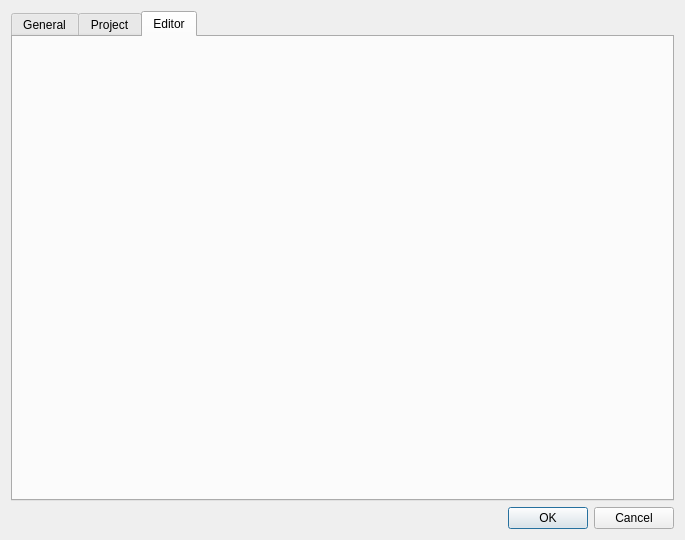
First picture: the form in configs/configdialog.ui, repository NovelLab/sms-editor1, before the edit.
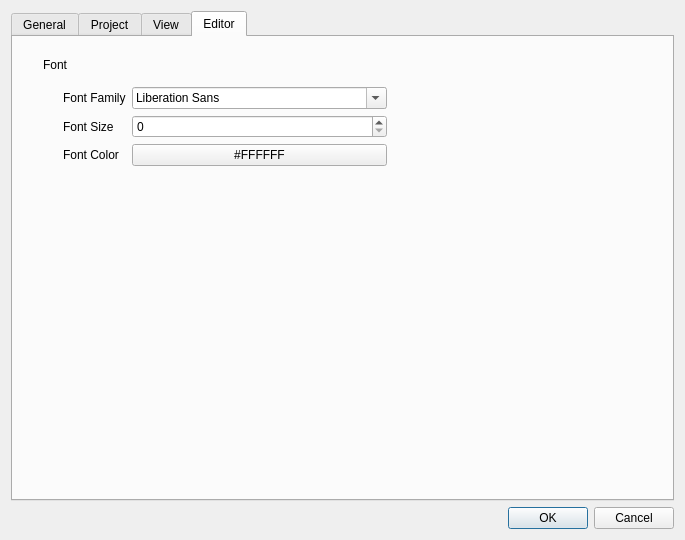
Second picture: the form after the edit. The open tabs and pages were chosen to show the change.

Commit message: Add: config ui for view and editor.

Diff of the .ui file:
```diff
--- a/configs/configdialog.ui
+++ b/configs/configdialog.ui
@@ -94,10 +94,127 @@
        <string>Project</string>
       </attribute>
      </widget>
+     <widget class="QWidget" name="tabView">
+      <attribute name="title">
+       <string>View</string>
+      </attribute>
+      <widget class="QLabel" name="label_9">
+       <property name="geometry">
+        <rect>
+         <x>50</x>
+         <y>30</y>
+         <width>101</width>
+         <height>16</height>
+        </rect>
+       </property>
+       <property name="text">
+        <string>Background</string>
+       </property>
+      </widget>
+      <widget class="QWidget" name="formLayoutWidget_3">
+       <property name="geometry">
+        <rect>
+         <x>60</x>
+         <y>70</y>
+         <width>160</width>
+         <height>80</height>
+        </rect>
+       </property>
+       <layout class="QFormLayout" name="formLayout_3">
+        <item row="0" column="0">
+         <widget class="QLabel" name="label_10">
+          <property name="text">
+           <string>Color</string>
+          </property>
+         </widget>
+        </item>
+        <item row="0" column="1">
+         <widget class="QPushButton" name="btnViewBgColor">
+          <property name="text">
+           <string>#FFFFFF</string>
+          </property>
+         </widget>
+        </item>
+        <item row="1" column="0">
+         <widget class="QLabel" name="label_11">
+          <property name="text">
+           <string>Image</string>
+          </property>
+         </widget>
+        </item>
+        <item row="1" column="1">
+         <widget class="QPushButton" name="btnViewImage">
+          <property name="text">
+           <string>CorkBoard</string>
+          </property>
+         </widget>
+        </item>
+       </layout>
+      </widget>
+     </widget>
      <widget class="QWidget" name="tabEditor">
       <attribute name="title">
        <string>Editor</string>
       </attribute>
+      <widget class="QLabel" name="label_5">
+       <property name="geometry">
+        <rect>
+         <x>30</x>
+         <y>20</y>
+         <width>69</width>
+         <height>16</height>
+        </rect>
+       </property>
+       <property name="text">
+        <string>Font</string>
+       </property>
+      </widget>
+      <widget class="QWidget" name="formLayoutWidget_2">
+       <property name="geometry">
+        <rect>
+         <x>50</x>
+         <y>50</y>
+         <width>324</width>
+         <height>87</height>
+        </rect>
+       </property>
+       <layout class="QFormLayout" name="formLayout_2">
+        <item row="0" column="0">
+         <widget class="QLabel" name="label_6">
+          <property name="text">
+           <string>Font Family</string>
+          </property>
+         </widget>
+        </item>
+        <item row="0" column="1">
+         <widget class="QFontComboBox" name="cmbBoxEditorFontFamily"/>
+        </item>
+        <item row="1" column="0">
+         <widget class="QLabel" name="label_7">
+          <property name="text">
+           <string>Font Size</string>
+          </property>
+         </widget>
+        </item>
+        <item row="1" column="1">
+         <widget class="QSpinBox" name="spinBoxEditorFontSize"/>
+        </item>
+        <item row="2" column="0">
+         <widget class="QLabel" name="label_8">
+          <property name="text">
+           <string>Font Color</string>
+          </property>
+         </widget>
+        </item>
+        <item row="2" column="1">
+         <widget class="QPushButton" name="btnEditorFontColor">
+          <property name="text">
+           <string>#FFFFFF</string>
+          </property>
+         </widget>
+        </item>
+       </layout>
+      </widget>
      </widget>
     </widget>
    </item>
```
Left out of the diff: 6 changed lines with no effect on the pictures. The commit also changes 3 other files.
